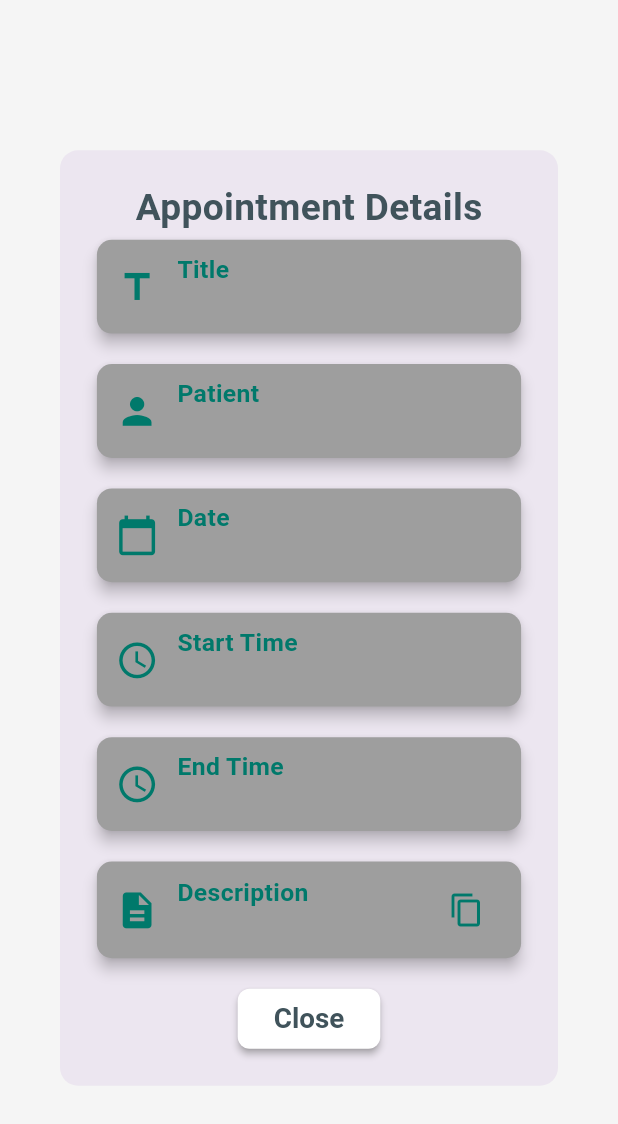
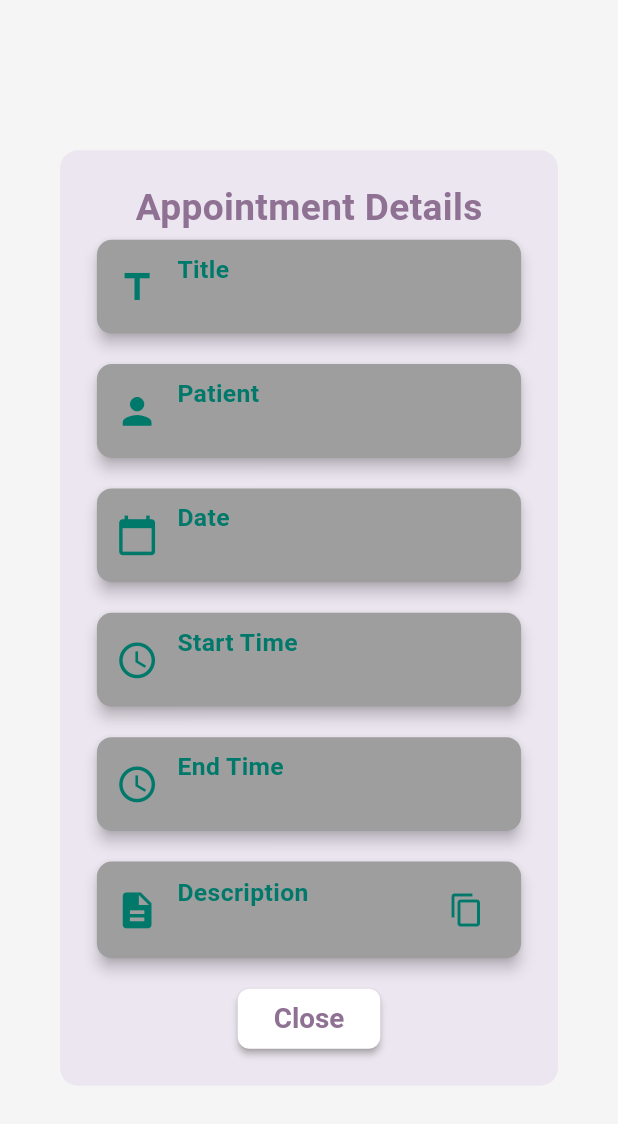
Before and after one commit to Grupo-Diseno-los-hormonales/experimentos_hormonal_care_mobile_frontend-prueba, a Flutter app: the InfoAppointment widget shown alone on an empty page, opened directly with empty values, on a phone screen of 412 x 824 dp. Shown: the top 1124 px of the screen. Run offline on Flutter 3.47's test engine with Material 3 defaults, Android fonts, the phone set to English and light mode, and no system bars; our stand-ins replace confetti, dio, file_picker, firebase_core, firebase_storage, flutter_spinbox and 3 more; accounts and stored records are empty; network calls fail.

Commit message:
fix: fix calendar colors

```diff
--- a/lib/scr/features/appointment/presentation/pages/appointment_screen.dart
+++ b/lib/scr/features/appointment/presentation/pages/appointment_screen.dart
@@ -79,7 +79,7 @@ class _AppointmentScreenState extends State<AppointmentScreen> {
           ),
         ),
         centerTitle: true,
-        backgroundColor: Color(0xFF6A828D),
+        backgroundColor: Color(0xFFA78AAB),
         iconTheme: IconThemeData(color: Colors.white),
       ),
       drawer: Drawer(
@@ -88,7 +88,7 @@ class _AppointmentScreenState extends State<AppointmentScreen> {
           children: <Widget>[
             DrawerHeader(
               decoration: BoxDecoration(
-                color: Color(0xFF6A828D),
+                color: Color(0xFFA78AAB),
               ),
               child: Text(
                 'Calendar View',
--- a/lib/scr/features/appointment/presentation/screens/add_appointment.dart
+++ b/lib/scr/features/appointment/presentation/screens/add_appointment.dart
@@ -122,7 +122,7 @@ class _AddAppointmentScreenState extends State<AddAppointmentScreen> {
           ),
         ),
         centerTitle: true,
-        backgroundColor: Color(0xFF6A828D),
+        backgroundColor: Color(0xFFA78AAB),
         leading: IconButton(
           icon: Icon(Icons.arrow_back, color: Colors.white),
           onPressed: () {
@@ -250,7 +250,7 @@ class _AddAppointmentScreenState extends State<AddAppointmentScreen> {
                   style: TextStyle(color: Colors.white, fontSize: 18), // Aumenta el tamaño del texto
                 ),
                 style: ElevatedButton.styleFrom(
-                  backgroundColor: Color(0xFF40535B), // Color de fondo
+                  backgroundColor: Color(0xFF8F7193), // Color de fondo
                   padding: EdgeInsets.symmetric(horizontal: 32, vertical: 16), // Aumenta el padding
                   shape: RoundedRectangleBorder(
                     borderRadius: BorderRadius.circular(8.0), // Bordes redondeados
--- a/lib/scr/features/appointment/presentation/screens/edit_appointment.dart
+++ b/lib/scr/features/appointment/presentation/screens/edit_appointment.dart
@@ -227,7 +227,7 @@ class _EditAppointmentScreenState extends State<EditAppointmentScreen> {
             Navigator.of(context).pop();
           },
         ),
-        backgroundColor: Color(0xFF6A828D),
+        backgroundColor: Color(0xFFA78AAB),
         title: Text(
           'Edit Appointment',
           style: TextStyle(
@@ -366,7 +366,7 @@ class _EditAppointmentScreenState extends State<EditAppointmentScreen> {
           onPressed: _updateAppointment,
           child: Text('Save', style: TextStyle(color: Colors.white)),
           style: ElevatedButton.styleFrom(
-            backgroundColor: Color(0xFF40535B),
+            backgroundColor: Color(0xFF8F7193),
             shape: RoundedRectangleBorder(
               borderRadius: BorderRadius.circular(8.0),
             ),
--- a/lib/scr/features/appointment/presentation/widgets/custom_buttons.dart
+++ b/lib/scr/features/appointment/presentation/widgets/custom_buttons.dart
@@ -28,7 +28,7 @@ class CustomButtons extends StatelessWidget {
           child: ElevatedButton(
             onPressed: onCreate,
             style: ElevatedButton.styleFrom(
-              backgroundColor: Color(0xFF40535B), // Botón "Create event" con el color principal
+              backgroundColor: Color(0xFF8F7193), // Botón "Create event" con el color principal
             ),
             child: Text('Create event', style: TextStyle(color: Colors.white), textAlign: TextAlign.center),
           ),
--- a/lib/scr/features/appointment/presentation/widgets/info_appointment.dart
+++ b/lib/scr/features/appointment/presentation/widgets/info_appointment.dart
@@ -38,7 +38,7 @@ class InfoAppointment extends StatelessWidget {
               Text(
                 'Appointment Details',
                 style: TextStyle(
-                  color: Color(0xFF40535B),
+                  color: Color(0xFF8F7193),
                   fontWeight: FontWeight.bold,
                   fontSize: screenWidth * 0.06,
                 ),
@@ -62,9 +62,9 @@ class InfoAppointment extends StatelessWidget {
                 child: Text('Close'),
                 style: ElevatedButton.styleFrom(
                   backgroundColor: Colors.white, // Fondo claro
-                  foregroundColor: Color(0xFF40535B), // Texto oscuro
+                  foregroundColor: Color(0xFF8F7193), // Texto oscuro
                   textStyle: TextStyle(
-                    color: Color(0xFF40535B),
+                    color: Color(0xFF8F7193),
                     fontSize: screenWidth * 0.045,
                     fontWeight: FontWeight.bold,
                   ),
--- a/lib/scr/features/medical_record/diagnosis/presentation/pages/consultation_screen.dart
+++ b/lib/scr/features/medical_record/diagnosis/presentation/pages/consultation_screen.dart
@@ -154,7 +154,7 @@ class _ConsultationScreenState extends State<ConsultationScreen> {
   Widget build(BuildContext context) {
     return Scaffold(
       appBar: AppBar(
-        backgroundColor: const Color(0xFF6A828D), // Fondo morado del AppBar
+        backgroundColor: const Color(0xFFA78AAB), // Fondo morado del AppBar
         title: const Text('Consultation'),
         centerTitle: true,
         titleTextStyle: const TextStyle(
--- a/lib/scr/features/profile/presentation/widgets/save_cancel_buttons_widget.dart
+++ b/lib/scr/features/profile/presentation/widgets/save_cancel_buttons_widget.dart
@@ -25,7 +25,7 @@ class SaveCancelButtonsWidget extends StatelessWidget {
         ElevatedButton(
           onPressed: onSave,
           style: ElevatedButton.styleFrom(
-                    backgroundColor: Color(0xFF40535B), // Botón "Create event" con el color principal
+                    backgroundColor: Color(0xFF8F7193), // Botón "Create event" con el color principal
                   ),
                   child: Text('Save', style: TextStyle(color: Colors.white)),
                 ),
--- a/lib/scr/shared/app.dart
+++ b/lib/scr/shared/app.dart
@@ -9,7 +9,7 @@ class MyApp extends StatelessWidget {
       title: 'Medical Care App',
       debugShowCheckedModeBanner: false,
       theme: ThemeData(
-        primaryColor: Color(0xFF6A828D),
+        primaryColor: Color(0xFFA78AAB),
         dialogBackgroundColor: Color(0xFFAEBBC3), // Color verde claro
         scaffoldBackgroundColor: Color(0xFFF5F5F5),
       ),
```
Also changed, not shown: lib/scr/features/appointment/presentation/screens/appointment_detail.dart (+4 -4 lines).
